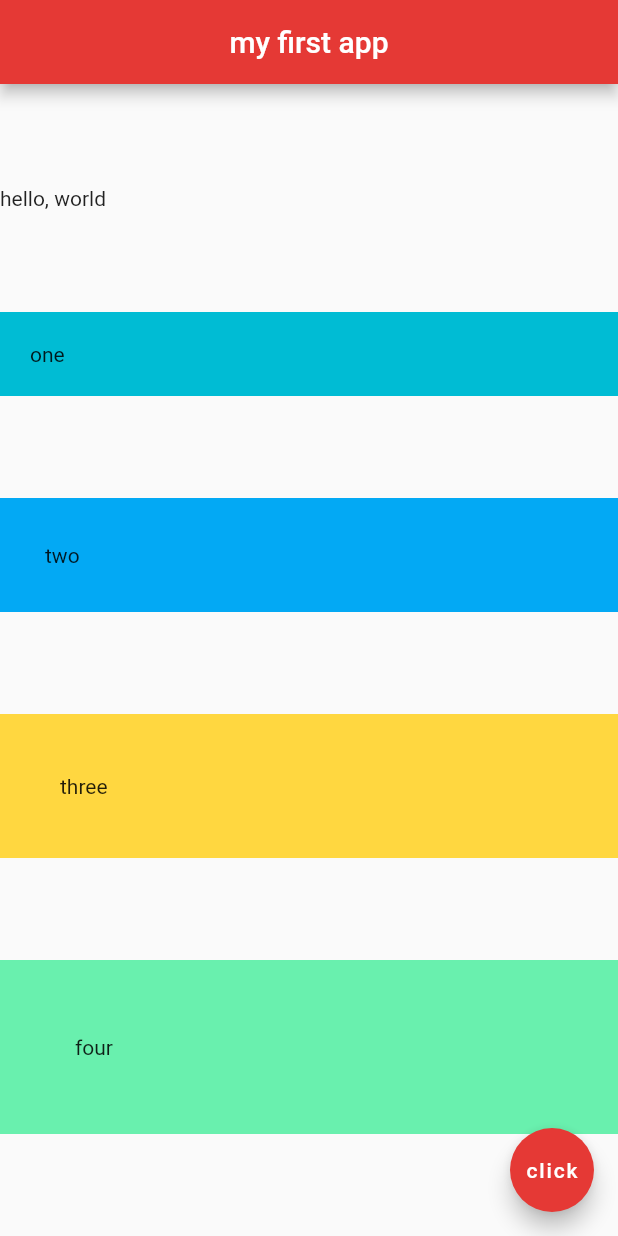
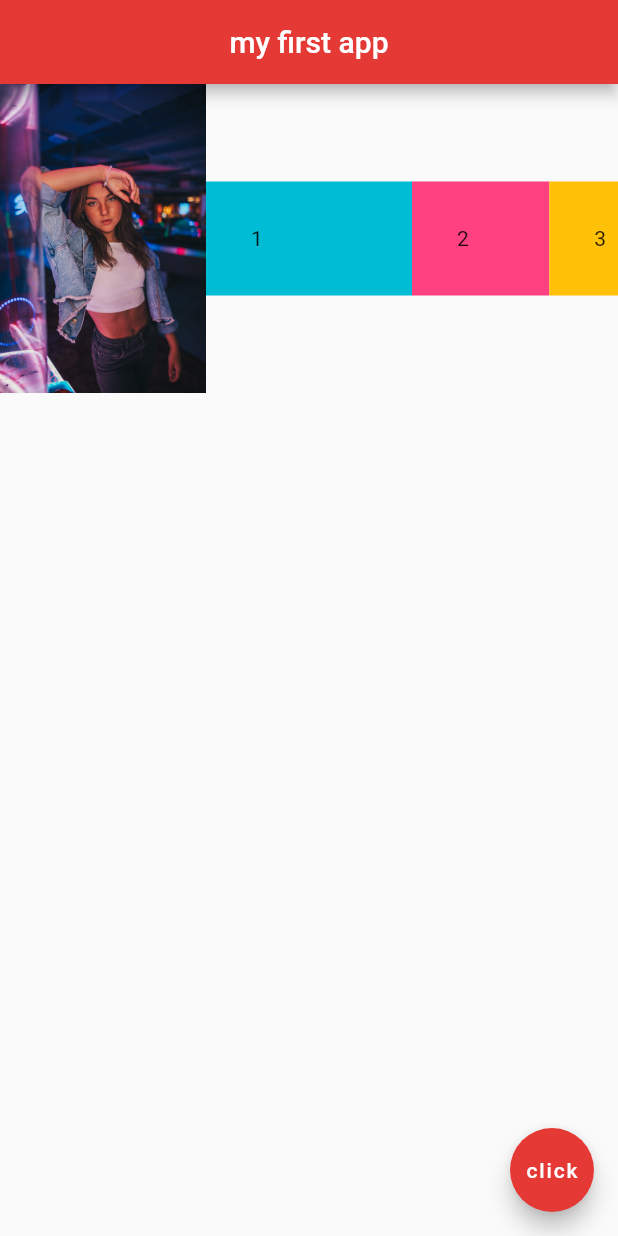
Before and after one commit to rinaldi123fauzi/firstFlutter, a Flutter app: the screen it shows after launch, on a phone screen of 412 x 824 dp. Run offline on Flutter 3.47's test engine with Material 2 defaults, Android fonts, the phone set to English and light mode, and no system bars.

Commit message:
learning in chapter 14 - Expanded Widgets

```diff
--- a/lib/main.dart
+++ b/lib/main.dart
@@ -88,36 +88,69 @@ class Home extends StatelessWidget { //widget cannot change over time
       //   ],
       // ),
 
-      body: Column(
-        mainAxisAlignment: MainAxisAlignment.spaceEvenly,
-        crossAxisAlignment: CrossAxisAlignment.stretch,
+      // body: Column(
+      //   mainAxisAlignment: MainAxisAlignment.spaceEvenly,
+      //   crossAxisAlignment: CrossAxisAlignment.stretch,
+      //   children: <Widget>[
+      //     Row(
+      //       children: <Widget>[
+      //         Text('hello'),
+      //         Text(', world')
+      //       ],
+      //     ),
+      //     Container(
+      //       padding: EdgeInsets.all(20.0),
+      //       color: Colors.cyan,
+      //       child: Text('one'),
+      //     ),
+      //     Container(
+      //       padding: EdgeInsets.all(30.0),
+      //       color: Colors.lightBlue,
+      //       child: Text('two'),
+      //     ),
+      //     Container(
+      //       padding: EdgeInsets.all(40.0),
+      //       color: Colors.amberAccent,
+      //       child: Text('three'),
+      //     ),
+      //     Container(
+      //       padding: EdgeInsets.all(50.0),
+      //       color: Colors.greenAccent,
+      //       child: Text('four'),
+      //     )
+      //   ],
+      // ),
+
+      body: Row(
         children: <Widget>[
-          Row(
-            children: <Widget>[
-              Text('hello'),
-              Text(', world')
-            ],
+          Expanded(
+              child: Image.asset('assets/joshua-rawson-harris.jpg'),
+            flex: 3,
           ),
-          Container(
-            padding: EdgeInsets.all(20.0),
-            color: Colors.cyan,
-            child: Text('one'),
+          Expanded(
+            flex: 3,
+            child: Container(
+              padding: EdgeInsets.all(30.0),
+              color: Colors.cyan,
+              child: Text('1'),
+            ),
           ),
-          Container(
-            padding: EdgeInsets.all(30.0),
-            color: Colors.lightBlue,
-            child: Text('two'),
+          Expanded(
+            flex: 2,
+            child: Container(
+              padding: EdgeInsets.all(30.0),
+              color: Colors.pinkAccent,
+              child: Text('2'),
+            ),
           ),
-          Container(
-            padding: EdgeInsets.all(40.0),
-            color: Colors.amberAccent,
-            child: Text('three'),
+          Expanded(
+            flex: 1,
+            child: Container(
+              padding: EdgeInsets.all(30.0),
+              color: Colors.amber,
+              child: Text('3'),
+            ),
           ),
-          Container(
-            padding: EdgeInsets.all(50.0),
-            color: Colors.greenAccent,
-            child: Text('four'),
-          )
         ],
       ),
 
```
